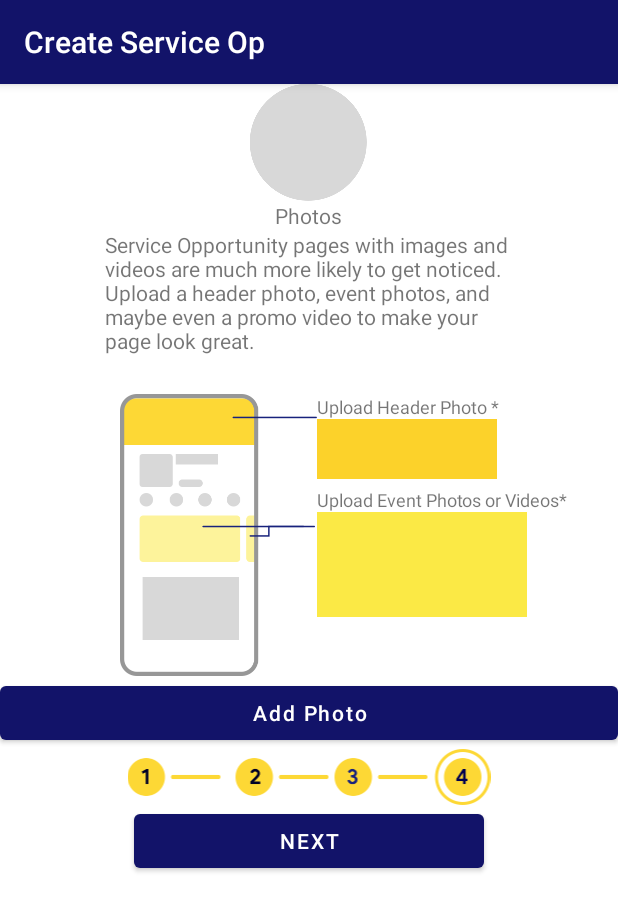
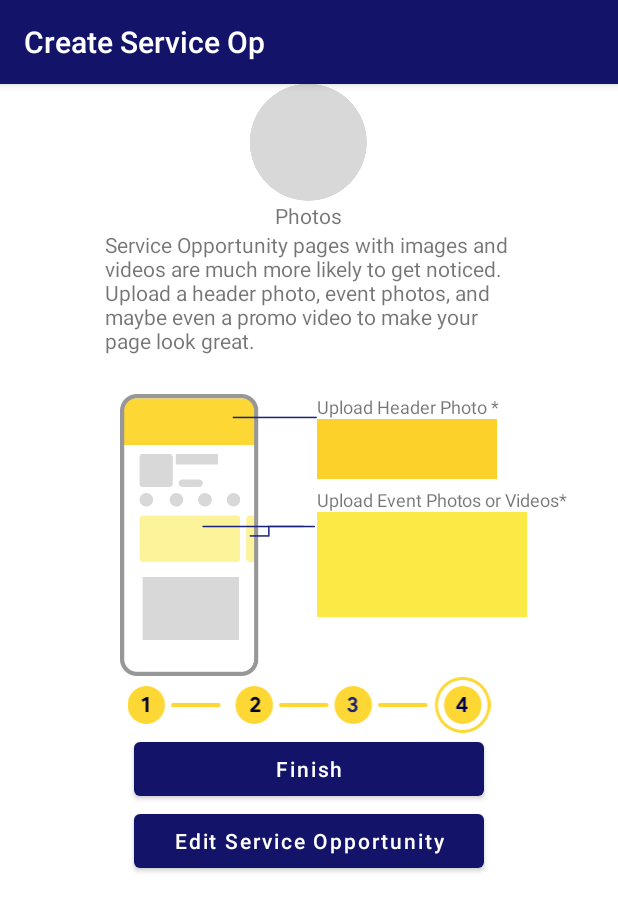
Before and after one commit to dmwever/LendaHand, an Android app: the createServiceOpPhoto screen opened directly, with no data from a screen before it, on a phone screen of 412 x 824 dp. Shown: the top 911 px of the screen. Run offline under Robolectric (Android 15) with nearby library versions, the phone set to English and light mode, and no system bars; our stand-ins replace Firebase (no records; nobody signed in at launch, a user with empty details on screens opened directly); pictures from the network do not load.

Commit message:
updated Service op creation

```diff
--- a/LendaHandApp/app/src/main/res/layout/activity_create_service_op_photo.xml
+++ b/LendaHandApp/app/src/main/res/layout/activity_create_service_op_photo.xml
@@ -93,14 +93,6 @@
             android:layout_height="wrap_content"
             app:srcCompat="@color/color_background" />
 
-        <com.google.android.material.button.MaterialButton
-            android:id="@+id/btnServiceOpAddPhoto"
-            android:layout_width="match_parent"
-            android:layout_height="wrap_content"
-            android:layout_gravity="center_horizontal"
-            android:text="Add Photo"
-            android:textAllCaps="false" />
-
         <ImageView
             android:id="@+id/imageView3"
             android:layout_width="match_parent"
@@ -109,11 +101,20 @@
             tools:srcCompat="@mipmap/progress_4_of_4" />
 
         <com.google.android.material.button.MaterialButton
+            android:id="@+id/btnCreateServiceOpFinish"
+            android:layout_width="233dp"
+            android:layout_height="wrap_content"
+            android:layout_gravity="center_horizontal"
+            android:text="Finish"
+            android:textAllCaps="false" />
+
+
+        <com.google.android.material.button.MaterialButton
             android:id="@+id/btnServiceOpPhotoNext"
             android:layout_width="233dp"
             android:layout_height="wrap_content"
             android:layout_gravity="center_horizontal"
-            android:text="NEXT"
+            android:text="Edit Service Opportunity"
             android:textAllCaps="false" />
 
     </LinearLayout>
```
Also changed, not shown: LendaHandApp/app/src/main/java/com/example/lendahand/createServiceOpPhoto.java (+16 -9 lines), LendaHandApp/app/src/main/java/com/example/lendahand/org_page.java (+6 -6 lines).
